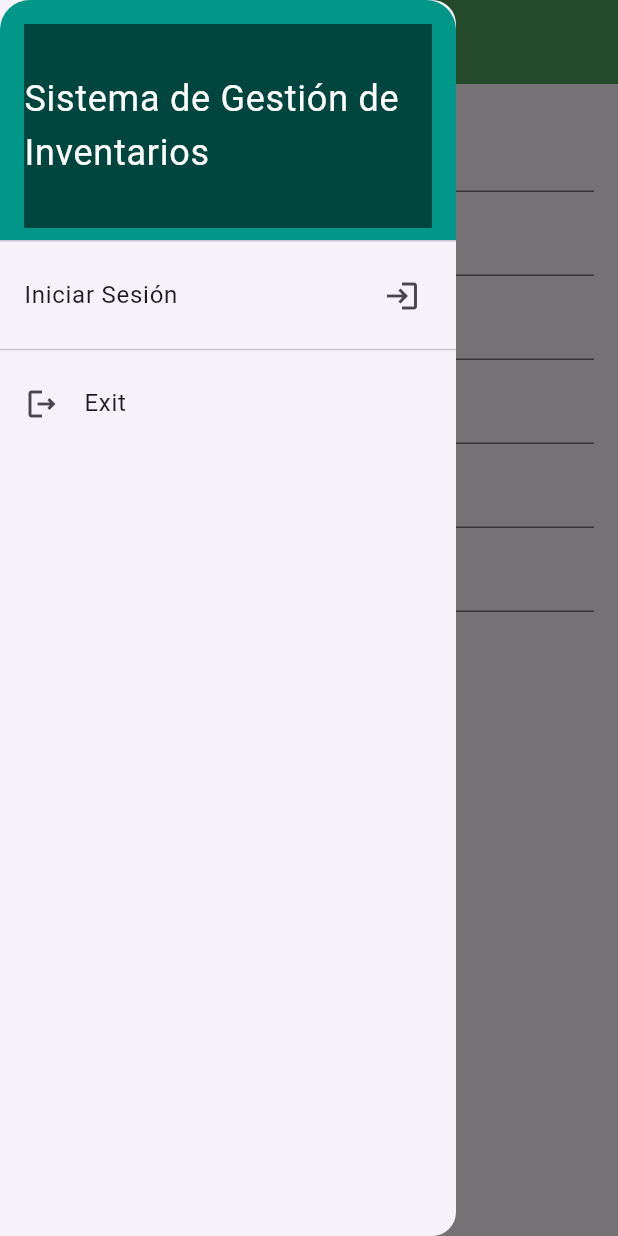
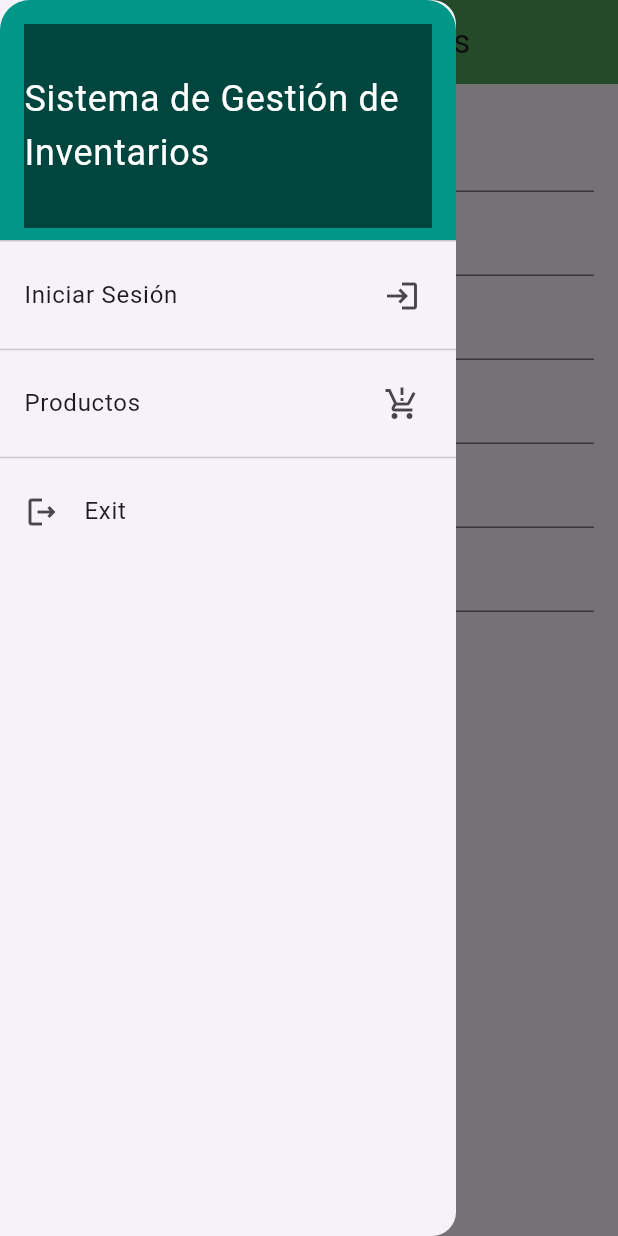
Before and after one commit to paolapatron2905/web, a Flutter app: the Productos screen opened by its route, with the side drawer open, on a phone screen of 412 x 824 dp. Run offline on Flutter 3.47's test engine with Material 3 defaults, Android fonts, the phone set to English and light mode, and no system bars; our stand-ins replace get, supabase_flutter; accounts and stored records are empty.

Commit message:
boton de productos, ajustes

```diff
--- a/lib/constants/custom_drawer.dart
+++ b/lib/constants/custom_drawer.dart
@@ -62,6 +62,17 @@ class Custom_Drawer extends StatelessWidget {
             ),
             Spacer(),
             Divider(),
+
+            //Boton de Formulario de productos
+            ListTile(
+              trailing: Icon(Icons.production_quantity_limits_outlined),
+              title: Text('Productos'),
+              onTap: () {
+                Get.toNamed('/productos');
+              },
+            ),
+            Spacer(),
+            Divider(),
             ListTile(
               leading: Icon(Icons.logout_outlined),
               title: Text('Exit'),
--- a/lib/main.dart
+++ b/lib/main.dart
@@ -7,11 +7,11 @@ import 'package:supabase_flutter/supabase_flutter.dart';
 Future<void> main() async {
   await Supabase.initialize(
     url: 'https://cakpxhdvkbqsemsrujcy.supabase.co',
-    anonKey: 'eyJhbGciOiJIUzI1NiIsInR5cCI6IkpXVCJ9.eyJpc3MiOiJzdXBhYmFzZSIsInJlZiI6ImNha3B4aGR2a2Jxc2Vtc3J1amN5Iiwicm9sZSI6ImFub24iLCJpYXQiOjE3MTkyNTU3MDIsImV4cCI6MjAzNDgzMTcwMn0.SFbWH45-7hsMkbgD991s351NZMMnrG8OPEyyoPhU5bo',
+    anonKey:
+        'eyJhbGciOiJIUzI1NiIsInR5cCI6IkpXVCJ9.eyJpc3MiOiJzdXBhYmFzZSIsInJlZiI6ImNha3B4aGR2a2Jxc2Vtc3J1amN5Iiwicm9sZSI6ImFub24iLCJpYXQiOjE3MTkyNTU3MDIsImV4cCI6MjAzNDgzMTcwMn0.SFbWH45-7hsMkbgD991s351NZMMnrG8OPEyyoPhU5bo',
   );
   runApp(MyApp());
 }
-
 
 class MyApp extends StatelessWidget {
   const MyApp({super.key});
@@ -23,7 +23,7 @@ class MyApp extends StatelessWidget {
       initialRoute: '/',
       getPages: [
         GetPage(name: '/', page: () => Login()),
-        GetPage(name: '/form_productos', page: () => Productos()),
+        GetPage(name: '/productos', page: () => Productos()),
         /* GetPage(name: '/login', page: () => ), */
       ],
       debugShowCheckedModeBanner: false,
--- a/lib/screens/form_productos.dart
+++ b/lib/screens/form_productos.dart
@@ -36,7 +36,7 @@ class _ProductosState extends State<Productos> {
   @override
   Widget build(BuildContext context) {
     return Scaffold(
-      appBar: Custom_Appbar(titulo_pag: 'Iniciar Sesión', colorNew: Colors.green),
+      appBar: Custom_Appbar(titulo_pag: 'Formulario de Productos', colorNew: Colors.green),
       drawer: Custom_Drawer(),
       body: Padding(
         padding: const EdgeInsets.all(16.0),
```
Also changed, not shown: 4 other files.
